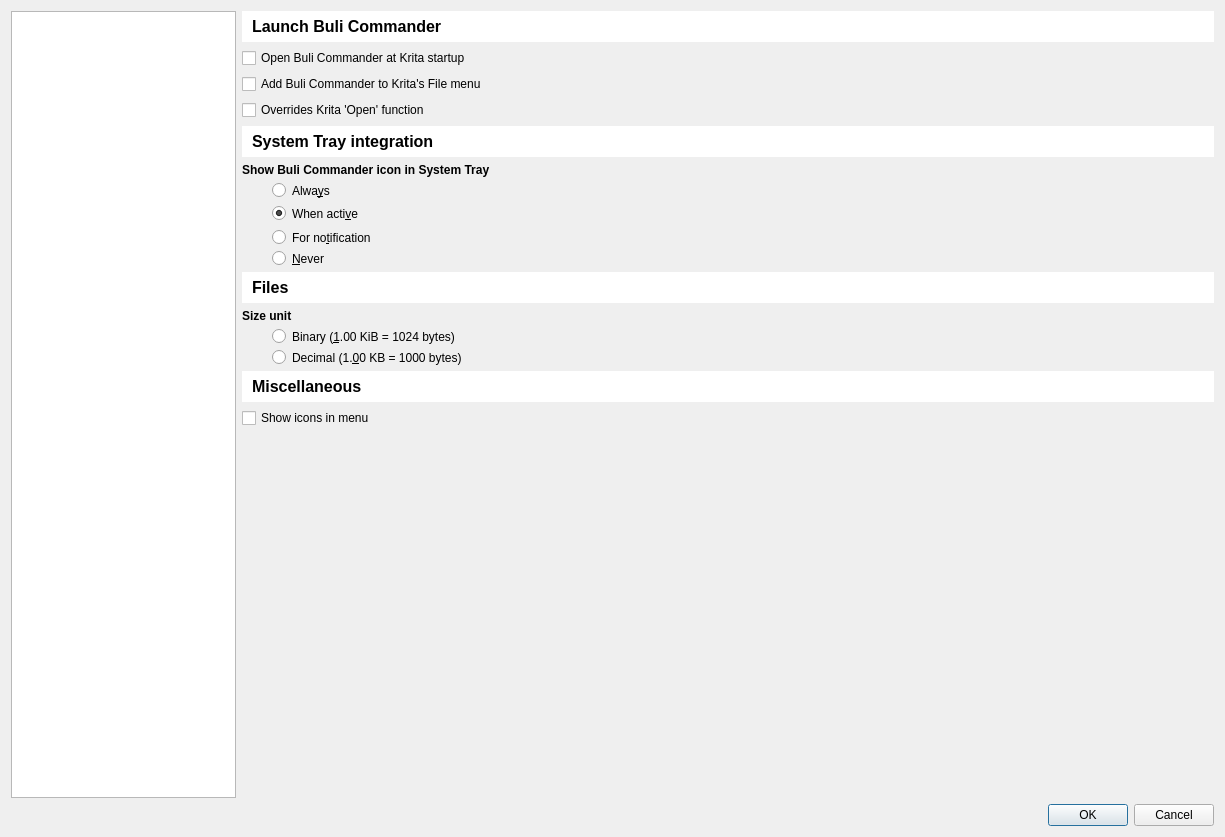
Old version of the form bulicommander/bulicommander/bc/resources/bcsettings.ui in the repository Grum999/BuliCommander.
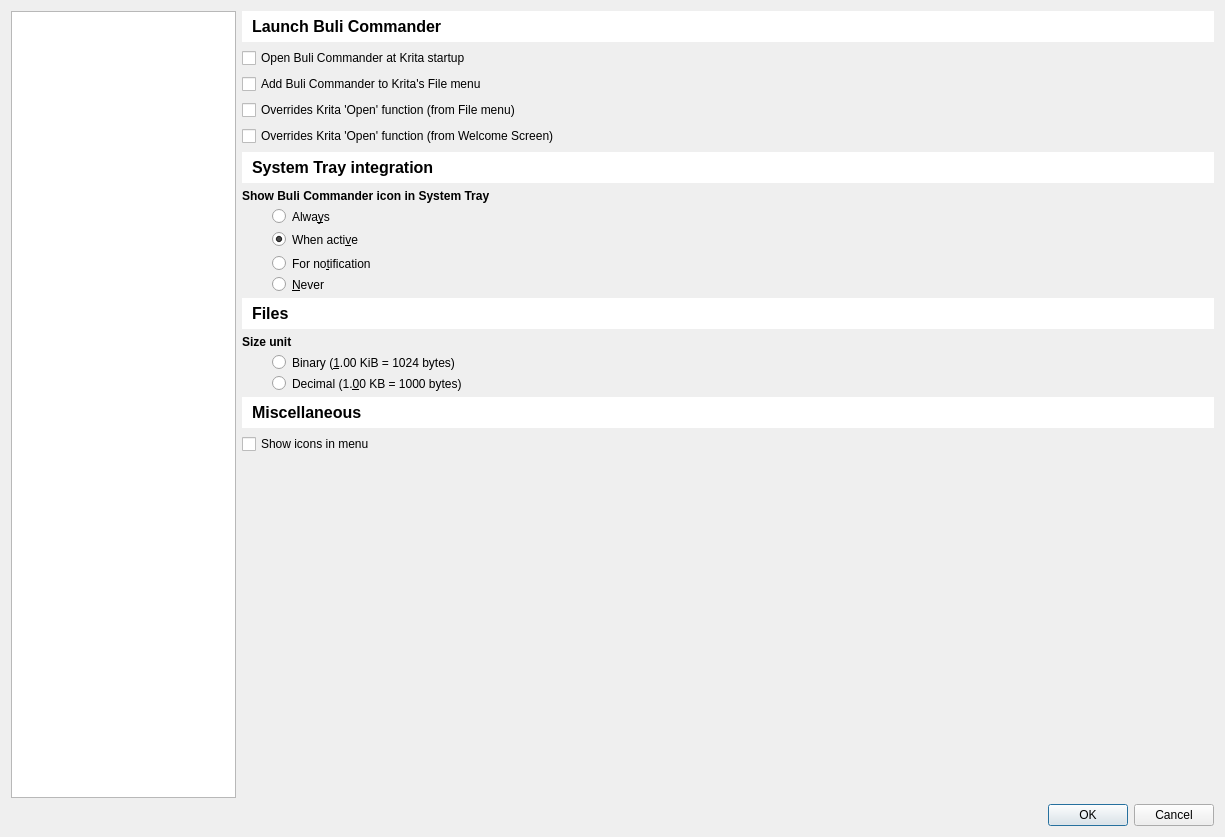
New version of the form. Icons and pictures are not drawn. Custom widgets are drawn as their Qt base class.

Commit message:
Implement override "Open" from welcome screen
. bcsettings
  - add options to make distinction between open from file menu and open
from welcome screen

. bcuicontroller
  - implement overrides
  - review code to make distinction between open from file menu and open
from welcome screen

--
Fix #6

What changed in the file:
```diff
--- a/bulicommander/bulicommander/bc/resources/bcsettings.ui
+++ b/bulicommander/bulicommander/bc/resources/bcsettings.ui
@@ -132,49 +132,10 @@
              <property name="verticalSpacing">
               <number>-1</number>
              </property>
-             <item row="11" column="0">
-              <widget class="QLabel" name="label_8">
+             <item row="5" column="0" colspan="3">
+              <widget class="QLabel" name="label_15">
                <property name="font">
                 <font>
-                 <weight>75</weight>
-                 <bold>true</bold>
-                </font>
-               </property>
-               <property name="text">
-                <string>Size unit</string>
-               </property>
-              </widget>
-             </item>
-             <item row="2" column="0" colspan="3">
-              <widget class="QCheckBox" name="cbCGLaunchFromFileMenu">
-               <property name="toolTip">
-                <string>&lt;html&gt;&lt;head/&gt;&lt;body&gt;&lt;p&gt;If checked, a Buli Commander entry is added to Krita's &lt;span style=&quot; font-style:italic;&quot;&gt;File &lt;/span&gt;menu instead &lt;span style=&quot; font-style:italic;&quot;&gt;Tools &amp;gt; Scripts&lt;/span&gt; menu&lt;/p&gt;&lt;/body&gt;&lt;/html&gt;</string>
-               </property>
-               <property name="text">
-                <string>Add Buli Commander to Krita's File menu</string>
-               </property>
-              </widget>
-             </item>
-             <item row="8" column="0">
-              <widget class="QRadioButton" name="rbCGSysTrayNotification">
-               <property name="toolTip">
-                <string>&lt;html&gt;&lt;head/&gt;&lt;body&gt;&lt;p&gt;Display &lt;span style=&quot; font-style:italic;&quot;&gt;Buli Commander&lt;/span&gt; icon in Sytem Tray only when a notification message is displayed.&lt;/p&gt;&lt;p&gt;In this case, icon is briefly displayed (~5s). &lt;/p&gt;&lt;/body&gt;&lt;/html&gt;</string>
-               </property>
-               <property name="styleSheet">
-                <string notr="true">padding-left: 30px</string>
-               </property>
-               <property name="text">
-                <string>For no&amp;tification</string>
-               </property>
-               <attribute name="buttonGroup">
-                <string notr="true">buttonGroupGenSysTray</string>
-               </attribute>
-              </widget>
-             </item>
-             <item row="10" column="0" colspan="3">
-              <widget class="QLabel" name="label_7">
-               <property name="font">
-                <font>
                  <pointsize>12</pointsize>
                  <weight>75</weight>
                  <bold>true</bold>
@@ -184,47 +145,46 @@
                 <string notr="true">background-color: palette(light);padding: 6;</string>
                </property>
                <property name="text">
-                <string>Files</string>
+                <string>System Tray integration</string>
                </property>
                <property name="margin">
                 <number>4</number>
                </property>
               </widget>
              </item>
-             <item row="5" column="0" colspan="2">
-              <widget class="QLabel" name="label_16">
-               <property name="font">
-                <font>
-                 <weight>75</weight>
-                 <bold>true</bold>
-                </font>
+             <item row="8" column="1">
+              <spacer name="horizontalSpacer_2">
+               <property name="orientation">
+                <enum>Qt::Horizontal</enum>
                </property>
-               <property name="text">
-                <string>Show Buli Commander icon in System Tray</string>
+               <property name="sizeType">
+                <enum>QSizePolicy::MinimumExpanding</enum>
                </property>
-              </widget>
+               <property name="sizeHint" stdset="0">
+                <size>
+                 <width>40</width>
+                 <height>20</height>
+                </size>
+               </property>
+              </spacer>
              </item>
-             <item row="0" column="0" colspan="3">
-              <widget class="QLabel" name="label_14">
-               <property name="font">
-                <font>
-                 <pointsize>12</pointsize>
-                 <weight>75</weight>
-                 <bold>true</bold>
-                </font>
+             <item row="3" column="0" colspan="3">
+              <widget class="QCheckBox" name="cbCGLaunchReplaceOpenDbMenu">
+               <property name="enabled">
+                <bool>true</bool>
                </property>
-               <property name="styleSheet">
-                <string notr="true">background-color: palette(light);padding: 6;</string>
+               <property name="toolTip">
+                <string>&lt;html&gt;&lt;head/&gt;&lt;body&gt;&lt;p&gt;If checked, Krita's Open dialog box (from File menu) is replaced by Buli Commander&lt;/p&gt;&lt;/body&gt;&lt;/html&gt;</string>
                </property>
+               <property name="statusTip">
+                <string>If checked, Krita's Open dialog box is replaced by BuliCommander</string>
+               </property>
                <property name="text">
-                <string>Launch Buli Commander</string>
+                <string>Overrides Krita 'Open' function (from File menu)</string>
                </property>
-               <property name="margin">
-                <number>4</number>
-               </property>
               </widget>
              </item>
-             <item row="5" column="2" rowspan="5">
+             <item row="6" column="2" rowspan="5">
               <widget class="QLabel" name="lblBuliIcon">
                <property name="sizePolicy">
                 <sizepolicy hsizetype="Maximum" vsizetype="Preferred">
@@ -249,22 +209,6 @@
                </property>
               </widget>
              </item>
-             <item row="3" column="0" colspan="3">
-              <widget class="QCheckBox" name="cbCGLaunchReplaceOpenDb">
-               <property name="enabled">
-                <bool>true</bool>
-               </property>
-               <property name="toolTip">
-                <string>&lt;html&gt;&lt;head/&gt;&lt;body&gt;&lt;p&gt;If checked, Krita's Open dialog box is replaced by Buli Commander&lt;/p&gt;&lt;/body&gt;&lt;/html&gt;</string>
-               </property>
-               <property name="statusTip">
-                <string>If checked, Krita's Open dialog box is replaced by BuliCommanded</string>
-               </property>
-               <property name="text">
-                <string>Overrides Krita 'Open' function</string>
-               </property>
-              </widget>
-             </item>
              <item row="1" column="0" colspan="3">
               <widget class="QCheckBox" name="cbCGLaunchOpenBC">
                <property name="enabled">
@@ -281,78 +225,23 @@
                </property>
               </widget>
              </item>
-             <item row="7" column="0">
-              <widget class="QRadioButton" name="rbCGSysTrayWhenActive">
-               <property name="toolTip">
-                <string>&lt;html&gt;&lt;head/&gt;&lt;body&gt;&lt;p&gt;Display &lt;span style=&quot; font-style:italic;&quot;&gt;Buli Commander&lt;/span&gt; icon in Sytem Tray only if &lt;span style=&quot; font-style:italic;&quot;&gt;Buli Commander&lt;/span&gt; is opened.&lt;/p&gt;&lt;p&gt;Icon is removed when &lt;span style=&quot; font-style:italic;&quot;&gt;Buli Commander&lt;/span&gt; window is closed. &lt;/p&gt;&lt;/body&gt;&lt;/html&gt;</string>
-               </property>
-               <property name="styleSheet">
-                <string notr="true">padding-left: 30px</string>
-               </property>
-               <property name="text">
-                <string>When acti&amp;ve</string>
-               </property>
-               <property name="checked">
-                <bool>true</bool>
-               </property>
-               <attribute name="buttonGroup">
-                <string notr="true">buttonGroupGenSysTray</string>
-               </attribute>
-              </widget>
-             </item>
-             <item row="4" column="0" colspan="3">
-              <widget class="QLabel" name="label_15">
-               <property name="font">
-                <font>
-                 <pointsize>12</pointsize>
-                 <weight>75</weight>
-                 <bold>true</bold>
-                </font>
-               </property>
-               <property name="styleSheet">
-                <string notr="true">background-color: palette(light);padding: 6;</string>
-               </property>
-               <property name="text">
-                <string>System Tray integration</string>
-               </property>
-               <property name="margin">
-                <number>4</number>
-               </property>
-              </widget>
-             </item>
-             <item row="7" column="1">
-              <spacer name="horizontalSpacer_2">
-               <property name="orientation">
-                <enum>Qt::Horizontal</enum>
-               </property>
-               <property name="sizeType">
-                <enum>QSizePolicy::MinimumExpanding</enum>
-               </property>
-               <property name="sizeHint" stdset="0">
-                <size>
-                 <width>40</width>
-                 <height>20</height>
-                </size>
-               </property>
-              </spacer>
-             </item>
-             <item row="13" column="0">
-              <widget class="QRadioButton" name="rbCGFileUnitDecimal">
-               <property name="toolTip">
-                <string>Display files size with decimal unit</string>
-               </property>
-               <property name="statusTip">
-                <string>Display files size with decimal unit</string>
-               </property>
-               <property name="styleSheet">
-                <string notr="true">padding-left: 30px</string>
-               </property>
-               <property name="text">
-                <string>Decimal (1.&amp;00 KB = 1000 bytes)</string>
-               </property>
-              </widget>
-             </item>
              <item row="9" column="0">
+              <widget class="QRadioButton" name="rbCGSysTrayNotification">
+               <property name="toolTip">
+                <string>&lt;html&gt;&lt;head/&gt;&lt;body&gt;&lt;p&gt;Display &lt;span style=&quot; font-style:italic;&quot;&gt;Buli Commander&lt;/span&gt; icon in Sytem Tray only when a notification message is displayed.&lt;/p&gt;&lt;p&gt;In this case, icon is briefly displayed (~5s). &lt;/p&gt;&lt;/body&gt;&lt;/html&gt;</string>
+               </property>
+               <property name="styleSheet">
+                <string notr="true">padding-left: 30px</string>
+               </property>
+               <property name="text">
+                <string>For no&amp;tification</string>
+               </property>
+               <attribute name="buttonGroup">
+                <string notr="true">buttonGroupGenSysTray</string>
+               </attribute>
+              </widget>
+             </item>
+             <item row="10" column="0">
               <widget class="QRadioButton" name="rbCGSysTrayNever">
                <property name="toolTip">
                 <string>&lt;html&gt;&lt;head/&gt;&lt;body&gt;&lt;p&gt;Never display &lt;span style=&quot; font-style:italic;&quot;&gt;Buli Commander&lt;/span&gt; icon in Sytem Tray, never.&lt;/p&gt;&lt;/body&gt;&lt;/html&gt;</string>
@@ -368,7 +257,112 @@
                </attribute>
               </widget>
              </item>
-             <item row="16" column="2">
+             <item row="12" column="0">
+              <widget class="QLabel" name="label_8">
+               <property name="font">
+                <font>
+                 <weight>75</weight>
+                 <bold>true</bold>
+                </font>
+               </property>
+               <property name="text">
+                <string>Size unit</string>
+               </property>
+              </widget>
+             </item>
+             <item row="2" column="0" colspan="3">
+              <widget class="QCheckBox" name="cbCGLaunchFromFileMenu">
+               <property name="toolTip">
+                <string>&lt;html&gt;&lt;head/&gt;&lt;body&gt;&lt;p&gt;If checked, a Buli Commander entry is added to Krita's &lt;span style=&quot; font-style:italic;&quot;&gt;File &lt;/span&gt;menu instead &lt;span style=&quot; font-style:italic;&quot;&gt;Tools &amp;gt; Scripts&lt;/span&gt; menu&lt;/p&gt;&lt;/body&gt;&lt;/html&gt;</string>
+               </property>
+               <property name="text">
+                <string>Add Buli Commander to Krita's File menu</string>
+               </property>
+              </widget>
+             </item>
+             <item row="15" column="0" colspan="3">
+              <widget class="QLabel" name="label_30">
+               <property name="font">
+                <font>
+                 <pointsize>12</pointsize>
+                 <weight>75</weight>
+                 <bold>true</bold>
+                </font>
+               </property>
+               <property name="styleSheet">
+                <string notr="true">background-color: palette(light);padding: 6;</string>
+               </property>
+               <property name="text">
+                <string>Miscellaneous</string>
+               </property>
+               <property name="margin">
+                <number>4</number>
+               </property>
+              </widget>
+             </item>
+             <item row="6" column="0" colspan="2">
+              <widget class="QLabel" name="label_16">
+               <property name="font">
+                <font>
+                 <weight>75</weight>
+                 <bold>true</bold>
+                </font>
+               </property>
+               <property name="text">
+                <string>Show Buli Commander icon in System Tray</string>
+               </property>
+              </widget>
+             </item>
+             <item row="11" column="0" colspan="3">
+              <widget class="QLabel" name="label_7">
+               <property name="font">
+                <font>
+                 <pointsize>12</pointsize>
+                 <weight>75</weight>
+                 <bold>true</bold>
+                </font>
+               </property>
+               <property name="styleSheet">
+                <string notr="true">background-color: palette(light);padding: 6;</string>
+               </property>
+               <property name="text">
+                <string>Files</string>
+               </property>
+               <property name="margin">
+                <number>4</number>
+               </property>
+              </widget>
+             </item>
+             <item row="16" column="0" colspan="3">
+              <widget class="QCheckBox" name="cbCGMiscWindowsMenuIcons">
+               <property name="toolTip">
+                <string>&lt;html&gt;&lt;head/&gt;&lt;body&gt;&lt;p&gt;For Windows users, icons in menu are not available (explicitely deactivated in Krita - don't know why)&lt;/p&gt;&lt;p&gt;This option allows to display icons in menu.&lt;/p&gt;&lt;p&gt;&lt;span style=&quot; font-style:italic;&quot;&gt;Note: when activated, icons are also available on all Krita menu, not only Buli Commander menu&lt;/span&gt;&lt;/p&gt;&lt;/body&gt;&lt;/html&gt;</string>
+               </property>
+               <property name="text">
+                <string>Show icons in menu</string>
+               </property>
+              </widget>
+             </item>
+             <item row="8" column="0">
+              <widget class="QRadioButton" name="rbCGSysTrayWhenActive">
+               <property name="toolTip">
+                <string>&lt;html&gt;&lt;head/&gt;&lt;body&gt;&lt;p&gt;Display &lt;span style=&quot; font-style:italic;&quot;&gt;Buli Commander&lt;/span&gt; icon in Sytem Tray only if &lt;span style=&quot; font-style:italic;&quot;&gt;Buli Commander&lt;/span&gt; is opened.&lt;/p&gt;&lt;p&gt;Icon is removed when &lt;span style=&quot; font-style:italic;&quot;&gt;Buli Commander&lt;/span&gt; window is closed. &lt;/p&gt;&lt;/body&gt;&lt;/html&gt;</string>
+               </property>
+               <property name="styleSheet">
+                <string notr="true">padding-left: 30px</string>
+               </property>
+               <property name="text">
+                <string>When acti&amp;ve</string>
+               </property>
+               <property name="checked">
+                <bool>true</bool>
+               </property>
+               <attribute name="buttonGroup">
+                <string notr="true">buttonGroupGenSysTray</string>
+               </attribute>
+              </widget>
+             </item>
+             <item row="17" column="2">
               <spacer name="verticalSpacer">
                <property name="orientation">
                 <enum>Qt::Vertical</enum>
@@ -381,7 +375,27 @@
                </property>
               </spacer>
              </item>
-             <item row="6" column="0">
+             <item row="0" column="0" colspan="3">
+              <widget class="QLabel" name="label_14">
+               <property name="font">
+                <font>
+                 <pointsize>12</pointsize>
+                 <weight>75</weight>
+                 <bold>true</bold>
+                </font>
+               </property>
+               <property name="styleSheet">
+                <string notr="true">background-color: palette(light);padding: 6;</string>
+               </property>
+               <property name="text">
+                <string>Launch Buli Commander</string>
+               </property>
+               <property name="margin">
+                <number>4</number>
+               </property>
+              </widget>
+             </item>
+             <item row="7" column="0">
               <widget class="QRadioButton" name="rbCGSysTrayAlways">
                <property name="toolTip">
                 <string>&lt;html&gt;&lt;head/&gt;&lt;body&gt;&lt;p&gt;Always display &lt;span style=&quot; font-style:italic;&quot;&gt;Buli Commander&lt;/span&gt; icon in Sytem Tray, even when &lt;span style=&quot; font-style:italic;&quot;&gt;Buli Commander&lt;/span&gt; interface is closed. &lt;/p&gt;&lt;p&gt;&lt;br/&gt;Note: &lt;/p&gt;&lt;p&gt;- With Krita &amp;gt;= 5.0.0, icon is visible at Krita's startup&lt;/p&gt;&lt;p&gt;- With Krita &amp;lt; 5.0.0, icon is visible after a first execution of &lt;span style=&quot; font-style:italic;&quot;&gt;Buli Commander&lt;/span&gt;&lt;/p&gt;&lt;/body&gt;&lt;/html&gt;</string>
@@ -397,7 +411,7 @@
                </attribute>
               </widget>
              </item>
-             <item row="12" column="0">
+             <item row="13" column="0">
               <widget class="QRadioButton" name="rbCGFileUnitBinary">
                <property name="toolTip">
                 <string>Display files size with binary unit</string>
@@ -416,33 +430,32 @@
                </property>
               </widget>
              </item>
-             <item row="14" column="0" colspan="3">
-              <widget class="QLabel" name="label_30">
-               <property name="font">
-                <font>
-                 <pointsize>12</pointsize>
-                 <weight>75</weight>
-                 <bold>true</bold>
-                </font>
+             <item row="14" column="0">
+              <widget class="QRadioButton" name="rbCGFileUnitDecimal">
+               <property name="toolTip">
+                <string>Display files size with decimal unit</string>
+               </property>
+               <property name="statusTip">
+                <string>Display files size with decimal unit</string>
                </property>
                <property name="styleSheet">
-                <string notr="true">background-color: palette(light);padding: 6;</string>
+                <string notr="true">padding-left: 30px</string>
                </property>
                <property name="text">
-                <string>Miscellaneous</string>
-               </property>
-               <property name="margin">
-                <number>4</number>
+                <string>Decimal (1.&amp;00 KB = 1000 bytes)</string>
                </property>
               </widget>
              </item>
-             <item row="15" column="0" colspan="3">
-              <widget class="QCheckBox" name="cbCGMiscWindowsMenuIcons">
+             <item row="4" column="0">
+              <widget class="QCheckBox" name="cbCGLaunchReplaceOpenDbWScr">
                <property name="toolTip">
-                <string>&lt;html&gt;&lt;head/&gt;&lt;body&gt;&lt;p&gt;For Windows users, icons in menu are not available (explicitely deactivated in Krita - don't know why)&lt;/p&gt;&lt;p&gt;This option allows to display icons in menu.&lt;/p&gt;&lt;p&gt;&lt;span style=&quot; font-style:italic;&quot;&gt;Note: when activated, icons are also available on all Krita menu, not only Buli Commander menu&lt;/span&gt;&lt;/p&gt;&lt;/body&gt;&lt;/html&gt;</string>
+                <string>&lt;html&gt;&lt;head/&gt;&lt;body&gt;&lt;p&gt;If checked, Krita's Open dialog box (from Welcome Screen) is replaced by Buli Commander&lt;/p&gt;&lt;/body&gt;&lt;/html&gt;</string>
+               </property>
+               <property name="statusTip">
+                <string>If checked, Krita's Open dialog box is replaced by BuliCommander</string>
                </property>
                <property name="text">
-                <string>Show icons in menu</string>
+                <string>Overrides Krita 'Open' function (from Welcome Screen)</string>
                </property>
               </widget>
              </item>
```
Left out of the diff: 6 changed lines with no effect on the pictures. The commit also changes 2 other files.
